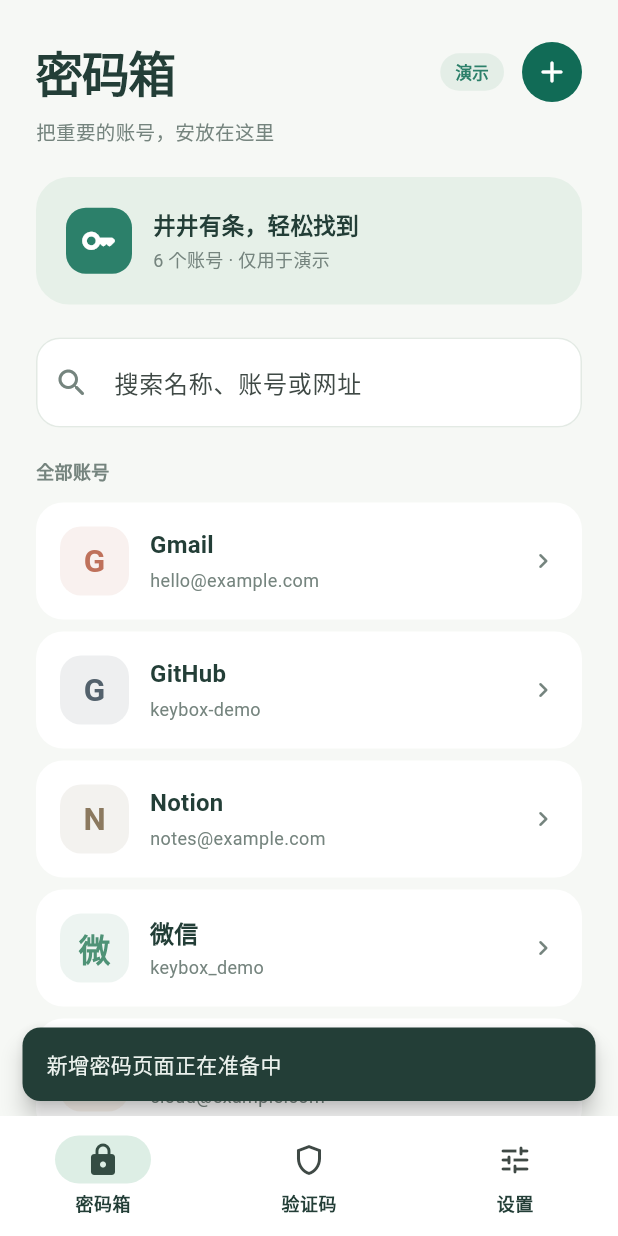
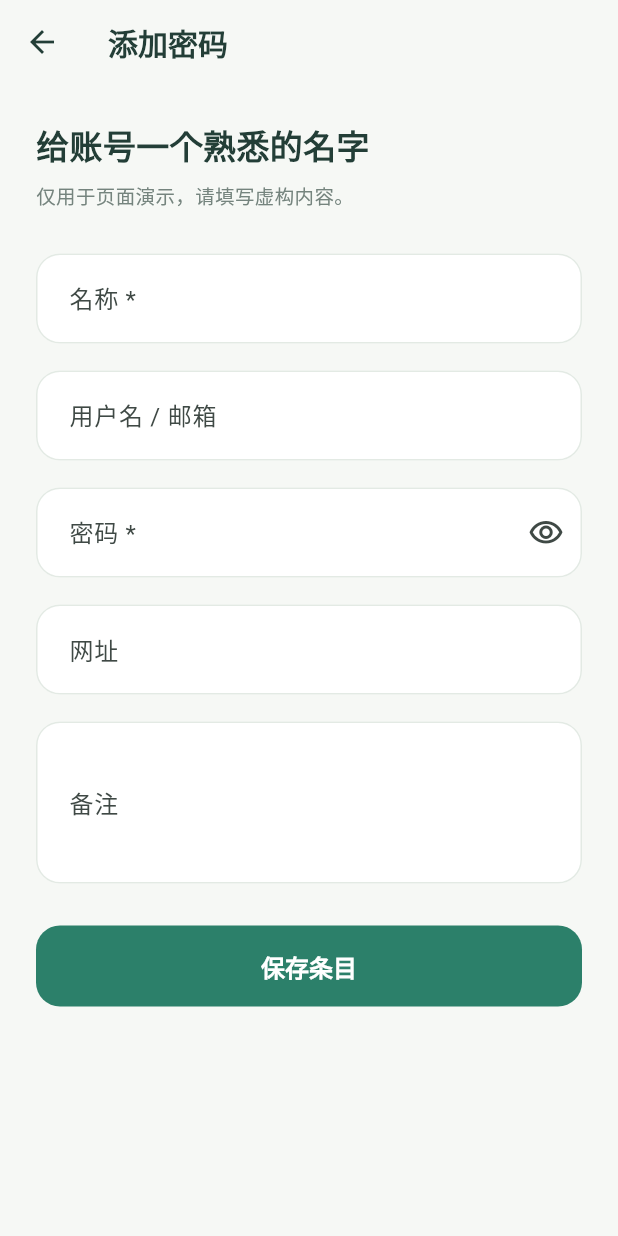
Before and after one commit to Mayber-He/KeyBox, a Flutter app: the HomePage screen opened directly, after a tap on the "add" icon, on a phone screen of 412 x 824 dp. Run offline on Flutter 3.47's test engine with Material 3 defaults, Android fonts, the phone set to English and light mode, and no system bars.

Commit message:
feat(vault): 添加密码条目演示交互

```diff
--- /dev/null
+++ b/lib/vault/password_form.dart
@@ -0,0 +1,145 @@
+import 'package:flutter/material.dart';
+import '../ui.dart';
+import 'password_entry.dart';
+
+class PasswordFormPage extends StatefulWidget {
+  const PasswordFormPage({super.key, this.entry});
+  final PasswordEntry? entry;
+  @override
+  State<PasswordFormPage> createState() => _PasswordFormPageState();
+}
+
+class _PasswordFormPageState extends State<PasswordFormPage> {
+  final _form = GlobalKey<FormState>();
+  late final _name = TextEditingController(text: widget.entry?.name);
+  late final _username = TextEditingController(text: widget.entry?.username);
+  late final _password = TextEditingController(text: widget.entry?.password);
+  late final _website = TextEditingController(text: widget.entry?.website);
+  late final _notes = TextEditingController(text: widget.entry?.notes);
+  bool _hidden = true;
+  @override
+  void dispose() {
+    for (final controller in [_name, _username, _password, _website, _notes]) {
+      controller.dispose();
+    }
+    super.dispose();
+  }
+
+  void _save() {
+    if (!_form.currentState!.validate()) return;
+    Navigator.pop(
+      context,
+      PasswordEntry(
+        id:
+            widget.entry?.id ??
+            DateTime.now().microsecondsSinceEpoch.toString(),
+        name: _name.text.trim(),
+        username: _username.text.trim(),
+        password: _password.text,
+        website: _website.text.trim(),
+        notes: _notes.text.trim(),
+        category: widget.entry?.category ?? '个人',
+        color: widget.entry?.color ?? mint,
+      ),
+    );
+  }
+
+  @override
+  Widget build(BuildContext context) => Scaffold(
+    appBar: AppBar(title: Text(widget.entry == null ? '添加密码' : '编辑密码')),
+    body: SafeArea(
+      child: Center(
+        child: ConstrainedBox(
+          constraints: const BoxConstraints(maxWidth: 640),
+          child: Form(
+            key: _form,
+            child: ListView(
+              padding: const EdgeInsets.all(24),
+              children: [
+                const Text(
+                  '给账号一个熟悉的名字',
+                  style: TextStyle(
+                    fontSize: 22,
+                    fontWeight: FontWeight.w600,
+                    color: ink,
+                  ),
+                ),
+                const SizedBox(height: 8),
+                const Text(
+                  '仅用于页面演示，请填写虚构内容。',
+                  style: TextStyle(color: muted, fontSize: 13),
+                ),
+                const SizedBox(height: 28),
+                TextFormField(
+                  controller: _name,
+                  textInputAction: TextInputAction.next,
+                  decoration: const InputDecoration(
+                    labelText: '名称 *',
+                    hintText: '例如：我的邮箱',
+                  ),
+                  validator: (v) =>
+                      v == null || v.trim().isEmpty ? '请填写名称' : null,
+                ),
+                const SizedBox(height: 18),
+                TextFormField(
+                  controller: _username,
+                  textInputAction: TextInputAction.next,
+                  decoration: const InputDecoration(
+                    labelText: '用户名 / 邮箱',
+                    hintText: 'demo@example.com',
+                  ),
+                ),
+                const SizedBox(height: 18),
+                TextFormField(
+                  controller: _password,
+                  obscureText: _hidden,
+                  enableSuggestions: false,
+                  autocorrect: false,
+                  textInputAction: TextInputAction.next,
+                  decoration: InputDecoration(
+                    labelText: '密码 *',
+                    hintText: '填写示例密码',
+                    suffixIcon: IconButton(
+                      tooltip: _hidden ? '显示密码' : '隐藏密码',
+                      onPressed: () => setState(() => _hidden = !_hidden),
+                      icon: Icon(
+                        _hidden
+                            ? Icons.visibility_outlined
+                            : Icons.visibility_off_outlined,
+                      ),
+                    ),
+                  ),
+                  validator: (v) =>
+                      v == null || v.trim().isEmpty ? '请填写密码' : null,
+                ),
+                const SizedBox(height: 18),
+                TextFormField(
+                  controller: _website,
+                  keyboardType: TextInputType.url,
+                  textInputAction: TextInputAction.next,
+                  decoration: const InputDecoration(
+                    labelText: '网址',
+                    hintText: 'https://example.com',
+                  ),
+                ),
+                const SizedBox(height: 18),
+                TextFormField(
+                  controller: _notes,
+                  minLines: 3,
+                  maxLines: 5,
+                  decoration: const InputDecoration(
+                    labelText: '备注',
+                    hintText: '记录一点与账号有关的信息',
+                  ),
+                ),
+                const SizedBox(height: 28),
+                FilledButton(onPressed: _save, child: const Text('保存条目')),
+                const SizedBox(height: 24),
+              ],
+            ),
+          ),
+        ),
+      ),
+    ),
+  );
+}
--- a/lib/vault/vault_page.dart
+++ b/lib/vault/vault_page.dart
@@ -2,6 +2,7 @@
 import '../ui.dart';
 import 'password_entry.dart';
 import 'password_detail.dart';
+import 'password_form.dart';
 
 class VaultPage extends StatefulWidget {
   const VaultPage({super.key});
@@ -13,6 +14,23 @@
   final _entries = demoPasswords();
   final _search = TextEditingController();
   final _scroll = ScrollController();
+  Future<PasswordEntry?> _edit([PasswordEntry? entry]) async {
+    final result = await Navigator.push<PasswordEntry>(
+      context,
+      MaterialPageRoute(builder: (_) => PasswordFormPage(entry: entry)),
+    );
+    if (result == null || !mounted) return null;
+    setState(() {
+      if (entry == null) {
+        _entries.insert(0, result);
+      } else {
+        _entries[_entries.indexWhere((item) => item.id == entry.id)] = result;
+      }
+    });
+    message(context, entry == null ? '已添加演示条目' : '已保存修改');
+    return result;
+  }
+
   @override
   void dispose() {
     _search.dispose();
@@ -40,7 +58,7 @@
             title: '密码箱',
             subtitle: '把重要的账号，安放在这里',
             action: IconButton.filled(
-              onPressed: () => message(context, '新增密码页面正在准备中'),
+              onPressed: () => _edit(),
               tooltip: '添加密码',
               icon: const Icon(Icons.add_rounded),
             ),
@@ -124,7 +142,18 @@
                     onTap: () => Navigator.push<void>(
                       context,
                       MaterialPageRoute(
-                        builder: (_) => PasswordDetailPage(entry: entry),
+                        builder: (_) => PasswordDetailPage(
+                          entry: entry,
+                          onEdit: _edit,
+                          onDelete: () {
+                            setState(
+                              () => _entries.removeWhere(
+                                (item) => item.id == entry.id,
+                              ),
+                            );
+                            message(context, '已删除演示条目');
+                          },
+                        ),
                       ),
                     ),
                     child: Padding(
```
Also changed, not shown: lib/vault/password_detail.dart (+37 -6 lines).
